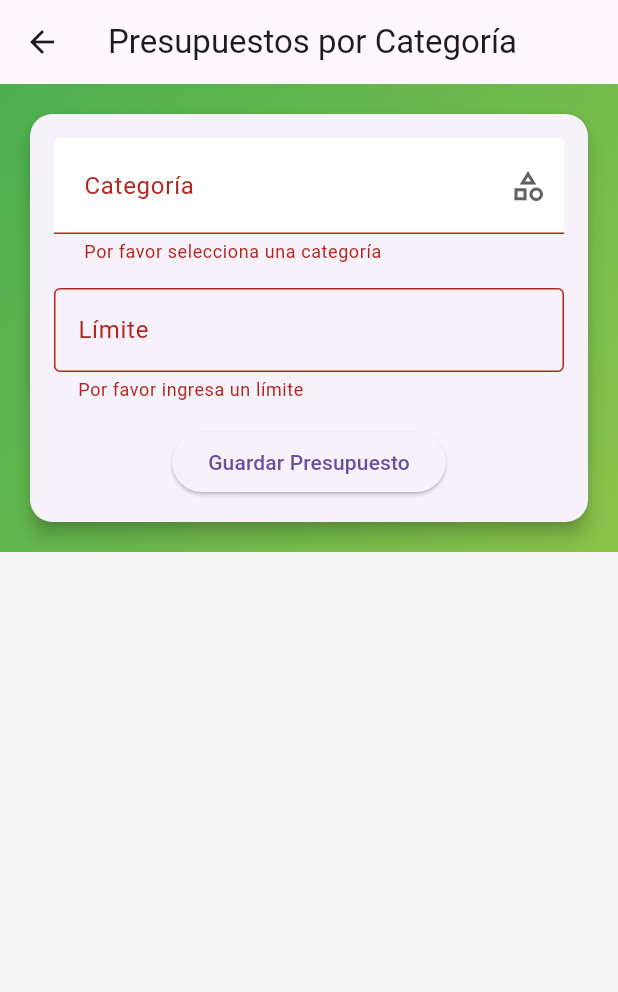
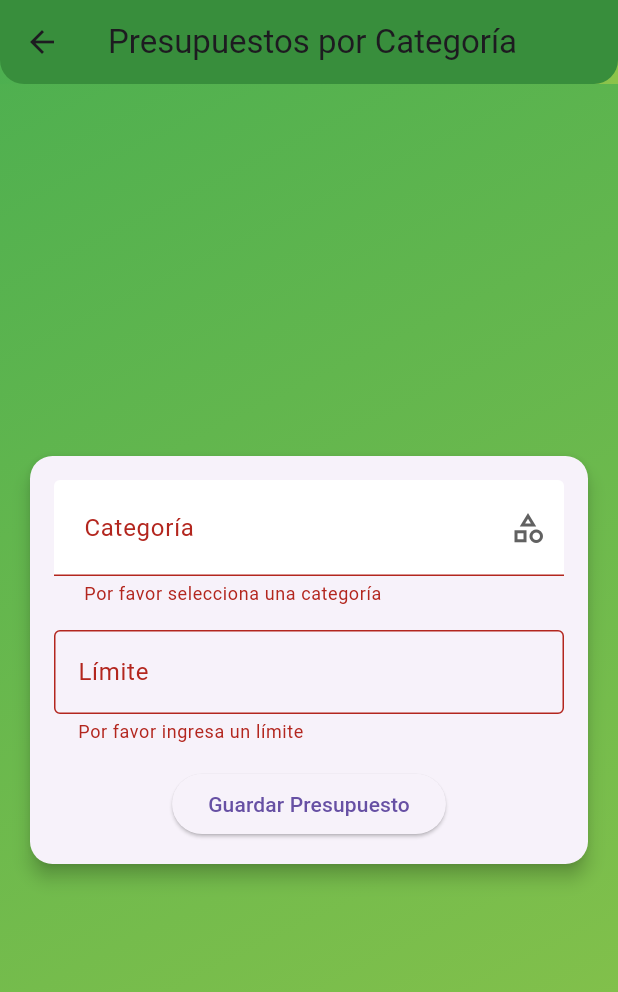
Before and after one commit to JazminHeredia/MyWallet-Ahora-si, a Flutter app: the BudgetView screen opened by its route, after a tap on "Guardar Presupuesto", on a phone screen of 412 x 824 dp. Shown: the top 992 px of the screen. Run offline on Flutter 3.47's test engine with Material 3 defaults, Android fonts, the phone set to English and light mode, and no system bars; our stand-ins replace cloud_firestore, firebase_auth, firebase_core, fl_chart, go_router, google_sign_in; accounts and stored records are empty.

Commit message:
Sprint 3.5 Cerrar sesion y design de budget

```diff
--- a/lib/config/router/list_router.dart
+++ b/lib/config/router/list_router.dart
@@ -32,4 +32,9 @@ final List<RouteBase> routes = [
     name: 'CategoriesView',
     builder: (context, state) => CreateCategoryView(),
   ),
+  GoRoute(
+    path: '/login',
+    name: 'LoginView',
+    builder: (context, state) => LoginScreen(),
+  ),
 ];
--- a/lib/view/views/budget_view.dart
+++ b/lib/view/views/budget_view.dart
@@ -4,6 +4,7 @@ import 'package:provider/provider.dart';
 import 'package:firebase_auth/firebase_auth.dart';
 import 'package:cloud_firestore/cloud_firestore.dart';
 import 'package:my_wallet/model/budget_model.dart';
+import 'package:my_wallet/service/expense_service.dart'; // Importar el servicio de gastos
 
 class BudgetView extends StatefulWidget {
   const BudgetView({super.key});
@@ -17,13 +18,34 @@ class _BudgetViewState extends State<BudgetView> {
   final List<String> _categories = ['Alimentos', 'Transporte', 'Entretenimiento', 'Salud'];
   String? _selectedCategory;
   final _limitController = TextEditingController();
+  final _expenseService = ExpenseService(); // Instancia del servicio de gastos
 
   @override
   Widget build(BuildContext context) {
     final budgetModel = Provider.of<BudgetModel>(context, listen: false);
 
-    return Scaffold(
-      appBar: AppBar(
+    return Container(
+      decoration: const BoxDecoration(
+        gradient: LinearGradient(
+          begin: Alignment.topLeft,
+          end: Alignment.bottomRight,
+          colors: [Colors.green, Colors.lightGreen], // Gradient for entire screen
+        ),
+      ),
+      child: Scaffold(
+        backgroundColor: Colors.transparent, // Make Scaffold background transparent
+        appBar: PreferredSize(
+          preferredSize: const Size.fromHeight(kToolbarHeight),
+          child: Container(
+            decoration: const BoxDecoration(
+              gradient: LinearGradient(
+                begin: Alignment.topLeft,
+                end: Alignment.bottomRight,
+                colors: [Colors.green, Colors.lightGreen], // Gradient for AppBar
+              ),
+            ),
+            child: AppBar(
+              backgroundColor: Colors.green[700], // Transparent AppBar
               centerTitle: true,
               title: const Text('Presupuestos por Categoría'),
               leading: IconButton(
@@ -32,17 +54,20 @@ class _BudgetViewState extends State<BudgetView> {
                   context.go('/home');
                 },
               ),
-      ),
-      body: Container(
-        decoration: const BoxDecoration(
-          gradient: LinearGradient(
-            begin: Alignment.topLeft,
-            end: Alignment.bottomRight,
-            colors: [Colors.green, Colors.lightGreen],
+              shape: const RoundedRectangleBorder(
+                borderRadius: BorderRadius.vertical(
+                  bottom: Radius.circular(16),
                 ),
               ),
+            ),
+          ),
+        ),
+        body: Center( // Center the content
           child: SingleChildScrollView(
-          child: Padding(
+            child: Column(
+              mainAxisAlignment: MainAxisAlignment.center, // Center vertically
+              children: [
+                Padding(
                   padding: const EdgeInsets.all(16.0),
                   child: Card(
                     elevation: 5,
@@ -125,6 +150,13 @@ class _BudgetViewState extends State<BudgetView> {
                                     'createdAt': DateTime.now().toIso8601String(),
                                   });
 
+                                  // Verificar si se debe generar una alerta
+                                  _expenseService.checkBudget(
+                                    context,
+                                    budgetModel.limit, // Simular gasto actual como el límite
+                                    budgetModel.category,
+                                  );
+
                                   ScaffoldMessenger.of(context).showSnackBar(
                                     const SnackBar(content: Text('Presupuesto guardado')),
                                   );
@@ -150,6 +182,9 @@ class _BudgetViewState extends State<BudgetView> {
                     ),
                   ),
                 ),
+              ],
+            ),
+          ),
         ),
       ),
     );
```
Also changed, not shown: lib/service/expense_service.dart (+26 -2 lines), lib/controller/budget_controller.dart (added). Lines whose indentation alone changed are shown as unchanged.
